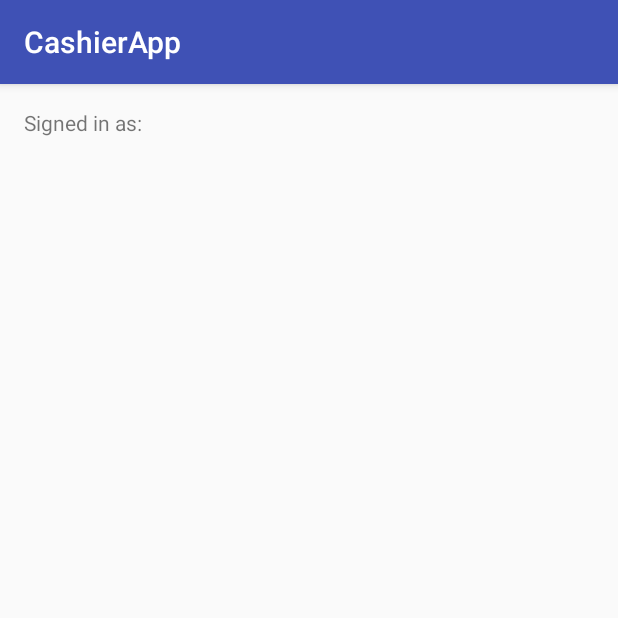
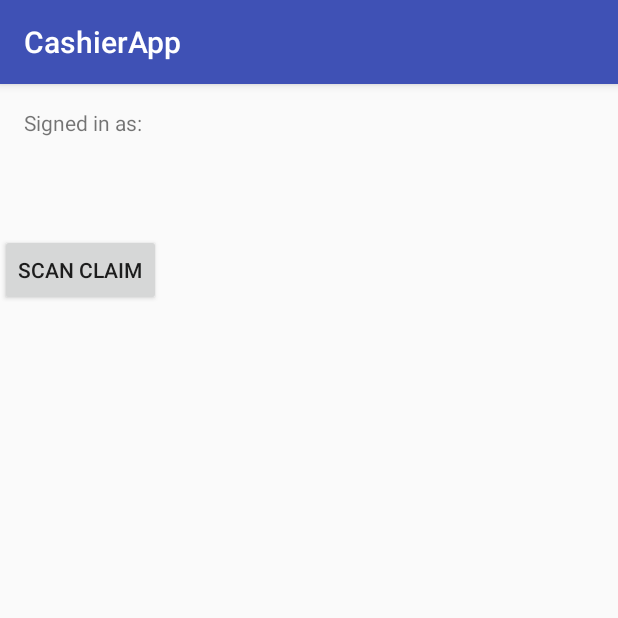
Before and after one commit to PhilFischer/ReusabiliToken, an Android app: the SignedStore screen opened directly, with no data from a screen before it, on a phone screen of 412 x 824 dp, the top half of it. Run offline under Robolectric (Android 15) with nearby library versions, the phone set to English and light mode, and no system bars.

Commit message:
Added signed store interface

```diff
--- a/app/src/main/java/com/example/philipp/cashierapp/SignedStore.java
+++ b/app/src/main/java/com/example/philipp/cashierapp/SignedStore.java
@@ -3,6 +3,7 @@ package com.example.philipp.cashierapp;
 import android.content.Intent;
 import android.support.v7.app.AppCompatActivity;
 import android.os.Bundle;
+import android.view.View;
 import android.widget.TextView;
 
 public class SignedStore extends AppCompatActivity {
@@ -16,4 +17,9 @@ public class SignedStore extends AppCompatActivity {
         TextView textView = (TextView) findViewById(R.id.idTextView);
         textView.setText(id);
     }
+
+    public void scanClaim(View view) {
+        Intent intent = new Intent(this, StoreLogIn.class);
+        startActivity(intent);
+    }
 }
--- a/app/src/main/java/com/example/philipp/cashierapp/StoreDatabase.java
+++ b/app/src/main/java/com/example/philipp/cashierapp/StoreDatabase.java
@@ -14,7 +14,7 @@ package com.example.philipp.cashierapp;
  */
 public class StoreDatabase {
 
-    private static StoreDatabase instance = null;
+    private static StoreDatabase instance = new StoreDatabase();
     private HashMap<Long, PublicKey> id_to_pubkey = new HashMap<>();
 
     private StoreDatabase() {
@@ -22,8 +22,6 @@ public class StoreDatabase {
     }
 
     public static StoreDatabase getInstance() {
-        if (instance == null)
-            instance = new StoreDatabase();
         return instance;
     }
 
--- a/app/src/main/res/layout/activity_signed_store.xml
+++ b/app/src/main/res/layout/activity_signed_store.xml
@@ -24,4 +24,37 @@
         android:layout_marginTop="16dp"
         app:layout_constraintStart_toEndOf="@+id/textView"
         app:layout_constraintTop_toTopOf="parent" />
+
+    <Button
+        android:id="@+id/ScanButton"
+        android:layout_width="wrap_content"
+        android:layout_height="wrap_content"
+        android:layout_marginTop="100dp"
+        android:onClick="scanClaim"
+        android:text="@string/scan_button"
+        app:layout_constraintLeft_toLeftOf="parent"
+        app:layout_constraintRight_toRightOf="parent"
+        app:layout_constraintStart_toStartOf="parent"
+        app:layout_constraintTop_toTopOf="parent" />
+
+    <TextView
+        android:id="@+id/claimName"
+        android:layout_width="247dp"
+        android:layout_height="42dp"
+        android:layout_marginLeft="24dp"
+        android:layout_marginTop="220dp"
+        app:layout_constraintLeft_toLeftOf="parent"
+        app:layout_constraintTop_toTopOf="parent" />
+
+    <Button
+        android:id="@+id/approveButton"
+        android:layout_width="wrap_content"
+        android:layout_height="wrap_content"
+        android:layout_marginRight="16dp"
+        android:layout_marginTop="220dp"
+        android:text="@string/approve_button"
+        android:visibility="invisible"
+        app:layout_constraintRight_toRightOf="parent"
+        app:layout_constraintStart_toEndOf="@+id/claimName"
+        app:layout_constraintTop_toTopOf="parent" />
 </android.support.constraint.ConstraintLayout>
--- a/app/src/main/res/values/strings.xml
+++ b/app/src/main/res/values/strings.xml
@@ -2,6 +2,8 @@
     <string name="app_name">CashierApp</string>
     <string name="sign_in_button">Sign in</string>
     <string name="log_in_button">Log in</string>
+    <string name="scan_button">Scan Claim</string>
+    <string name="approve_button">Approve</string>
     <string name="title_activity_login">Sign in</string>
 
     <string name="claim_label">Claim a Reward</string>
```
Also changed, not shown: app/src/main/java/com/example/philipp/cashierapp/MainActivity.java (+19 -3 lines), app/src/main/java/com/example/philipp/cashierapp/StoreSignIn.java (+2 -8 lines), app/src/main/res/layout/activity_main.xml (+10 -0 lines).
